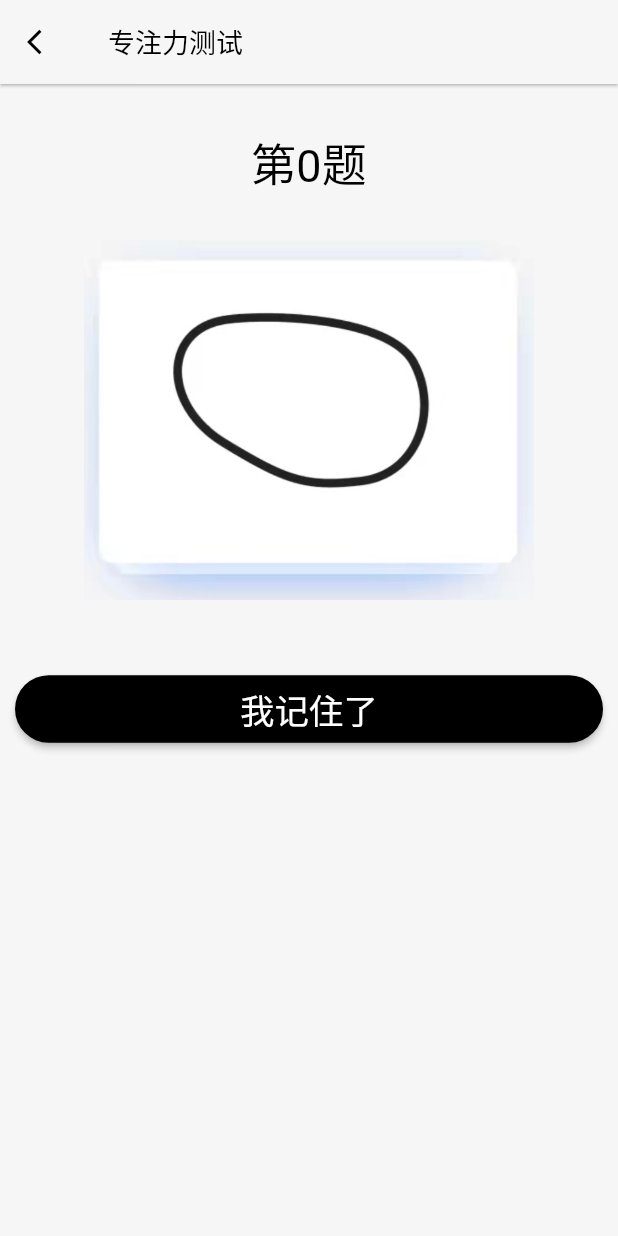
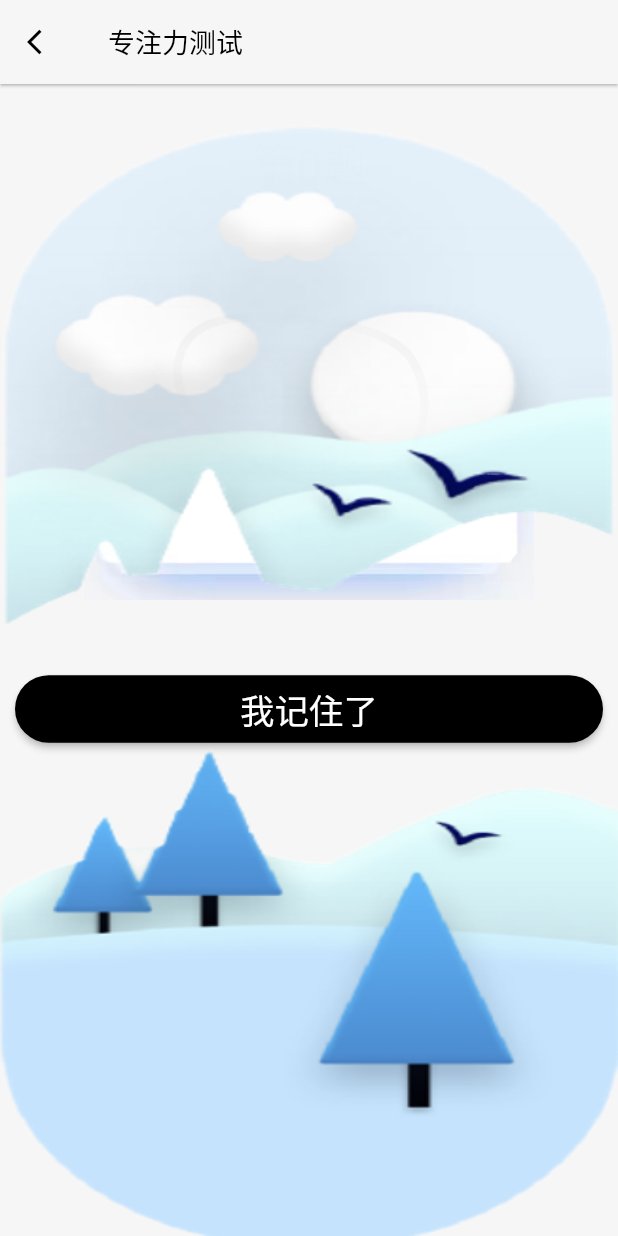
Before and after one commit to LryIII/memory_practice, a Flutter app: the GameMain screen opened directly, on a phone screen of 412 x 824 dp. Run offline on Flutter 3.47's test engine with Material 2 defaults, Android fonts, the phone set to English and light mode, and no system bars; our stand-ins replace dio, fl_chart, flutter_smart_dialog, percent_indicator, stop_watch_timer.

Commit message:
add：new animated entrance

```diff
--- a/lib/pages/game/game_main.dart
+++ b/lib/pages/game/game_main.dart
@@ -4,6 +4,7 @@ import 'dart:ui';
 
 import 'package:flutter/material.dart';
 import 'package:memory_practice/pages/game/game_small_image.dart';
+import 'package:memory_practice/pages/game/slide_image_entrance.dart';
 import 'package:stop_watch_timer/stop_watch_timer.dart';
 
 import '../../components/dialog.dart';
@@ -446,7 +447,13 @@ class _GameMainState extends State<GameMain> {
 
   @override
   Widget build(BuildContext context) {
-    return Scaffold(
+    return Container(
+      width: double.infinity,
+      height: double.infinity,
+      child: Stack(
+        children: [
+
+          Scaffold(
             appBar: AppBar(
               leading: IconButton(
                 icon: const Icon(
@@ -482,6 +489,11 @@ class _GameMainState extends State<GameMain> {
                 ),
               ),
             ),
+          ),
+          AnimatedSlideImageTop(),
+          AnimatedSlideImageBottom(),
+        ],
+      ),
     );
   }
 }
--- /dev/null
+++ b/lib/pages/game/slide_image_entrance.dart
@@ -0,0 +1,64 @@
+import 'dart:ui';
+
+import 'package:flutter/material.dart';
+
+class AnimatedSlideImageTop extends StatefulWidget {
+  const AnimatedSlideImageTop({Key? key}) : super(key: key);
+
+  @override
+  _AnimatedSlideImageTopState createState() => _AnimatedSlideImageTopState();
+}
+
+class _AnimatedSlideImageTopState extends State<AnimatedSlideImageTop> {
+  final screenHeight=window.physicalSize.height/window.devicePixelRatio;
+  final screenWidth=window.physicalSize.width/window.devicePixelRatio;
+  @override
+  Widget build(BuildContext context) {
+    return Align(
+      alignment: Alignment(0,-0.812+0.15),
+      child: Container(
+        width: screenWidth,
+        height: screenHeight/2.0*1.12,
+        decoration: BoxDecoration(
+          image: DecorationImage(
+            image: AssetImage('assets/images/entrance_top.png'),
+            fit: BoxFit.fill,
+          )
+        ),
+        // height: double.infinity,
+        // width: double.infinity,
+        // decoration: BoxDecoration(
+        //   image:
+        // ),
+      ),
+    );
+  }
+}
+class AnimatedSlideImageBottom extends StatefulWidget {
+  const AnimatedSlideImageBottom({Key? key}) : super(key: key);
+
+  @override
+  _AnimatedSlideImageBottomState createState() => _AnimatedSlideImageBottomState();
+}
+
+class _AnimatedSlideImageBottomState extends State<AnimatedSlideImageBottom> {
+  final screenHeight=window.physicalSize.height/window.devicePixelRatio;
+  final screenWidth=window.physicalSize.width/window.devicePixelRatio;
+  @override
+  Widget build(BuildContext context) {
+    return Align(
+      alignment: Alignment(0,0.895+0.15),
+      child: Container(
+        width: screenWidth,
+        height: screenHeight/2*1.12,
+        decoration: BoxDecoration(
+          image: DecorationImage(
+            image: AssetImage('assets/images/entrance_bottom.png'),
+            fit: BoxFit.fill,
+          ),
+          //color: Colors.deepOrange,
+        ),
+      ),
+    );
+  }
+}
```
Also changed, not shown: assets/images/1.5x/entrance_bottom.png (added), assets/images/1.5x/entrance_top.png (added), assets/images/2x/entrance_bottom.png (added), assets/images/2x/entrance_top.png (added), assets/images/3x/entrance_bottom.png (added), assets/images/3x/entrance_top.png (added), assets/images/4x/entrance_bottom.png (added), assets/images/4x/entrance_top.png (added), assets/images/entrance_bottom.png (added), assets/images/entrance_top.png (added). Lines whose indentation alone changed are shown as unchanged.
